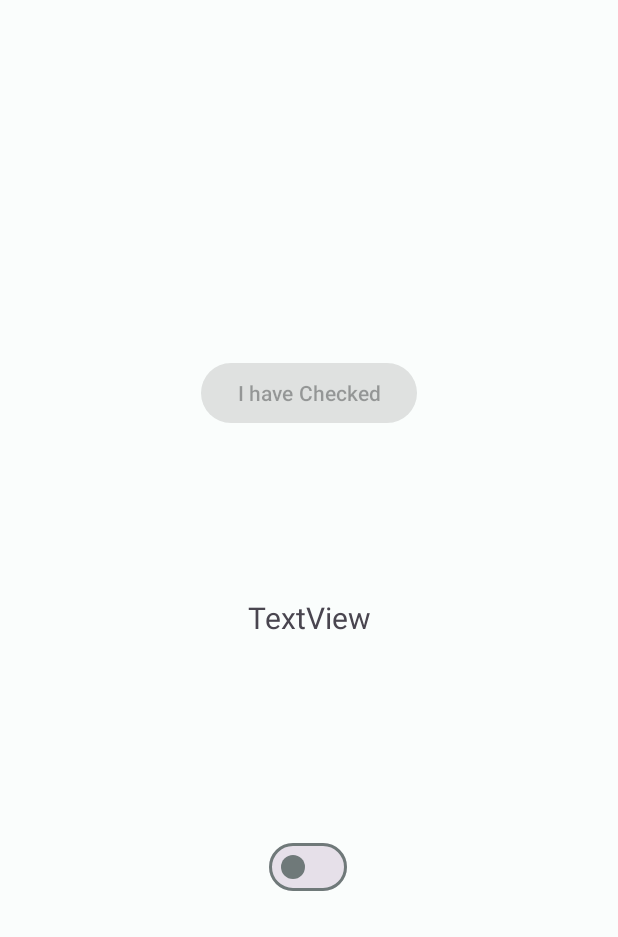
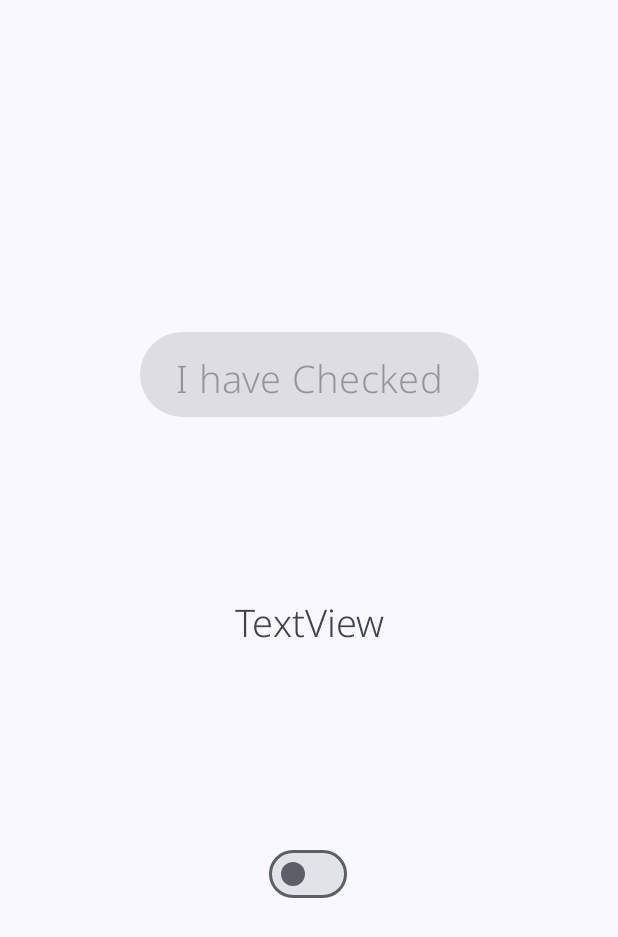
Before and after one commit to jyj0315jyj/bikelock, an Android app: the layout activity_next.xml on its own in the app's theme, with its tools: preview values and no code run, on a phone screen of 412 x 824 dp. Shown: the top 937 px of the screen. Run offline under Robolectric (Android 15) with nearby library versions, the phone set to English and light mode, and no system bars.

Commit message:
Update changes

```diff
--- a/app/src/main/AndroidManifest.xml
+++ b/app/src/main/AndroidManifest.xml
@@ -12,6 +12,7 @@
         android:fullBackupContent="@xml/backup_rules"
         android:icon="@mipmap/ic_launcher"
         android:label="@string/app_name"
+        android:name=".MyApplication"
         android:roundIcon="@mipmap/ic_launcher_round"
         android:supportsRtl="true"
         android:theme="@style/Theme.BikeLock"
--- a/app/src/main/res/layout/activity_main.xml
+++ b/app/src/main/res/layout/activity_main.xml
@@ -24,6 +24,8 @@
         android:layout_height="wrap_content"
         android:layout_marginTop="112dp"
         android:text="@string/connecting"
+        android:fontFamily="@font/noto"
+        android:textSize="30sp"
         app:layout_constraintEnd_toEndOf="parent"
         app:layout_constraintHorizontal_bias="0.498"
         app:layout_constraintStart_toStartOf="parent"
--- a/app/src/main/res/layout/activity_next.xml
+++ b/app/src/main/res/layout/activity_next.xml
@@ -9,10 +9,11 @@
     <TextView
         android:id="@+id/textView"
         android:layout_width="match_parent"
-        android:layout_height="36dp"
+        android:layout_height="wrap_content"
         android:gravity="center"
         android:text="TextView"
-        android:textSize="20sp"
+        android:fontFamily="@font/noto"
+        android:textSize="25sp"
         app:layout_constraintBottom_toBottomOf="parent"
         app:layout_constraintEnd_toEndOf="parent"
         app:layout_constraintStart_toStartOf="parent"
@@ -24,6 +25,8 @@
         android:layout_height="wrap_content"
         android:layout_marginBottom="108dp"
         android:text="@string/check"
+        android:fontFamily="@font/noto"
+        android:textSize="25sp"
         android:enabled="false"
         app:layout_constraintBottom_toTopOf="@+id/textView"
         app:layout_constraintEnd_toEndOf="parent"
```
Also changed, not shown: app/src/main/java/kr/hs/yangil/bikelock/MainActivity.kt (+14 -7 lines), app/src/main/java/kr/hs/yangil/bikelock/MyServices.kt (+8 -5 lines), app/src/main/res/font/noto.ttf (added), 1 other file.
